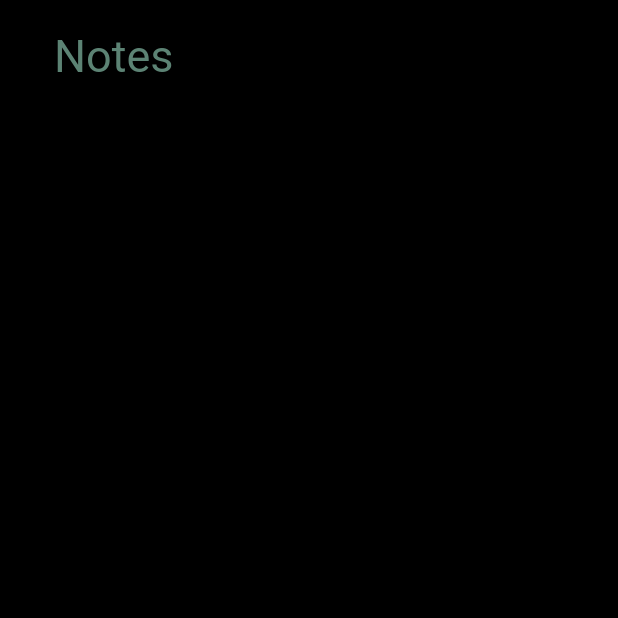
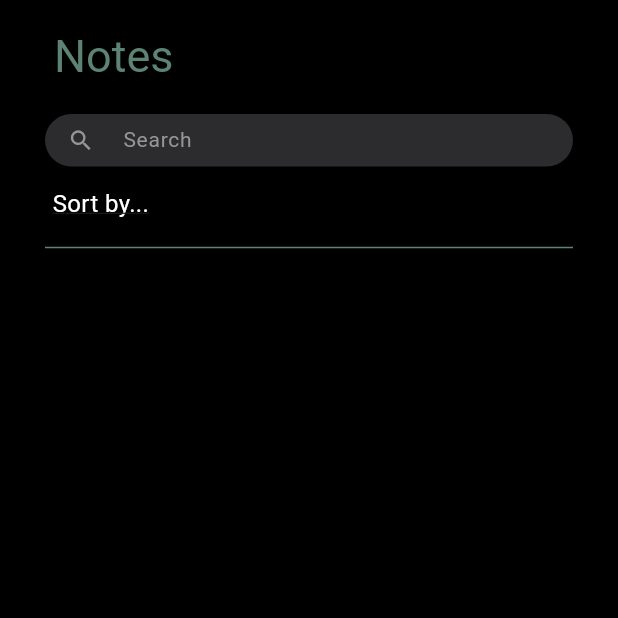
Before and after one commit to msuess2/Notes-App, a Flutter app: the screen it shows after launch, on a phone screen of 412 x 824 dp, the top half of it. Run offline on Flutter 3.47's test engine with Material 3 defaults, Android fonts, the light colour scheme and no system bars; our stand-ins replace sqflite; accounts and stored records are empty.

Commit message:
Developing data model using sgflite. Going to begin working on search bar, storing tags in column and finishing first screen.

```diff
--- a/lib/Screens/home_page_folders.dart
+++ b/lib/Screens/home_page_folders.dart
@@ -24,7 +24,87 @@ class _HomeFolderScreenState extends State<HomeFolderScreen> {
         backgroundColor:Colors.black,
 
       ),
+      body: Column(
+        children: [
+          SizedBox(height: 20.0), // Added space between search bar and "Sort by" button
+          Padding(
+            padding: const EdgeInsets.symmetric(horizontal: 30.0), // Adjust horizontal padding as needed
+            child: Container(
+              height: 35.0, // Adjust the height of the TextField as needed
+              child: TextField(
+                decoration: InputDecoration(
+                  filled: true,
+                  fillColor: Color(0xFF2C2C2F), // Set custom color
+                  hintText: 'Search',
+                  hintStyle: TextStyle(color: Color(0xFF969696)),
+                  prefixIcon: Icon(
+                    Icons.search,
+                    color: Color(0xFF969696), // Set icon color
+                    size: 18,
+                  ),
+                  border: OutlineInputBorder(
+                    borderSide: BorderSide.none, // Remove outline
+                    borderRadius: BorderRadius.circular(20.0),
+                  ),
+                  contentPadding: EdgeInsets.symmetric(vertical: 5.0), // Adjust vertical content padding
+                ),
+                cursorColor: Color(0xFF5C8374),
+                style: TextStyle(fontSize: 14, color: Colors.white),
+              ),
+            ),
+          ),
+          SizedBox(height: 13.0), // Added space between search bar and "Sort by" button
+          Align(
+            alignment: Alignment.centerLeft,
+            child: Padding(
+              padding: const EdgeInsets.only(left: 35.0), // Adjust padding as needed
+              child: GestureDetector(
+                onTap: () {
+                  // Implement a method to show the pop-out drop-down menu
+                  _showSortMenu(context);
+                },
+                child: Text(
+                  'Sort by...',
+                  style: TextStyle(
+                    color: Colors.white,
+                    fontSize: 16,
+                    decoration: TextDecoration.underline,
+                  ),
+                ),
+              ),
+            ),
+          ),
+          SizedBox(height: 10.0), // Added space between "Sort by" button and divider line
+          Padding(
+            padding: const EdgeInsets.symmetric(horizontal: 30.0), // Adjust horizontal padding as needed
+            child: Divider(
+              color: Color(0xFF5C8374), // Set divider color to match "Notes" text color
+              thickness: 1.0, // Set divider thickness
+            ),
+          ), // Add other widgets for displaying notes or tags here
+        ],
+      ),
+    );
+  }
 
+  void _showSortMenu(BuildContext context) {
+    // Implement your pop-out drop-down menu logic here
+    // For example, using PopupMenuButton
+    showMenu(
+      context: context,
+      position: RelativeRect.fromLTRB(0, 0, 0, 0),
+      items: <PopupMenuEntry>[
+        PopupMenuItem(
+          child: Text('Sort by Name'),
+          value: 'name',
+        ),
+        PopupMenuItem(
+          child: Text('Sort by Date'),
+          value: 'date',
+        ),
+        // Add more menu items as needed
+      ],
+      elevation: 8.0,
     );
   }
 }
```
